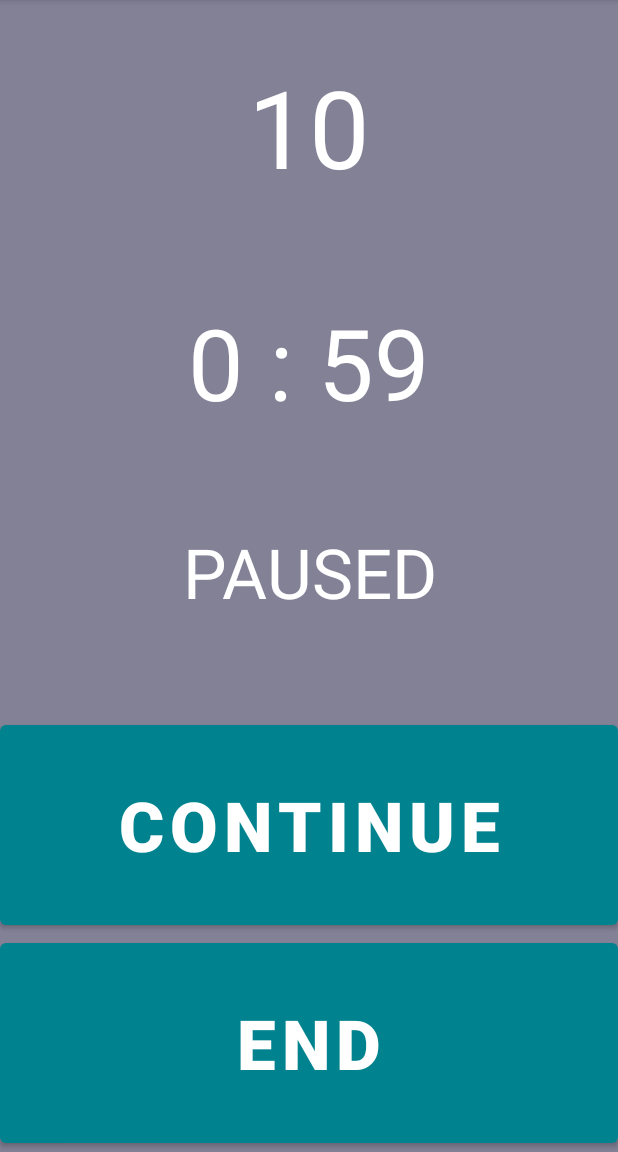
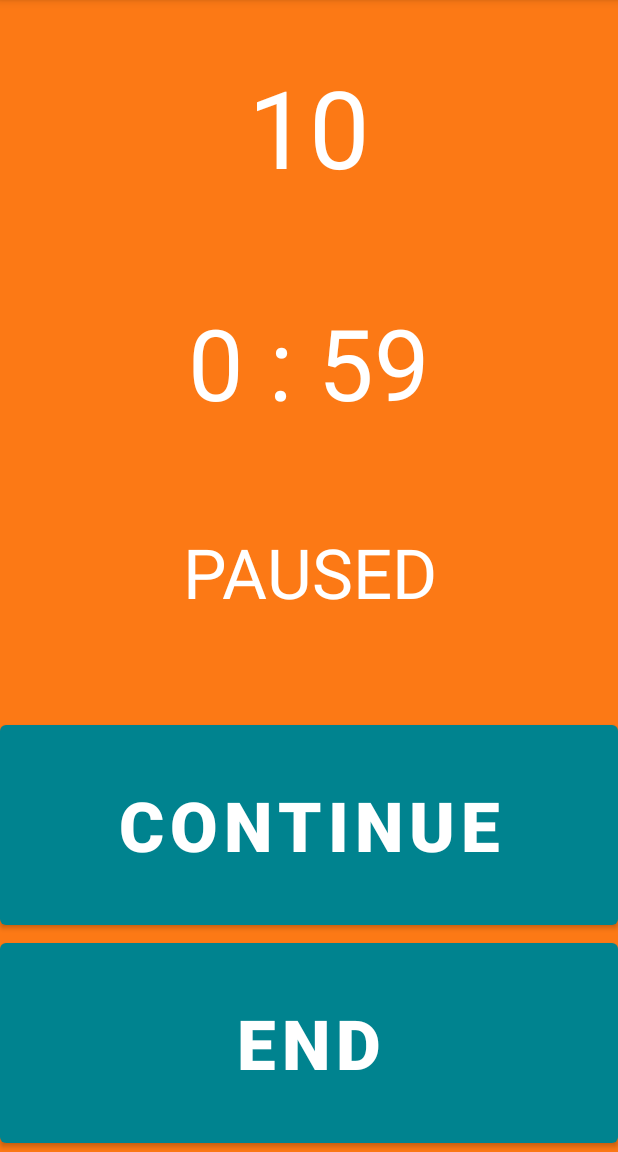
Before and after one commit to dnagelCS/Workout_Timer, an Android app: the TimerActivity screen opened directly, with no data from a screen before it, after a tap on "PAUSE", on a phone screen of 412 x 824 dp, the part 84-1236 px from its top. Run offline under Robolectric (Android 15) with nearby library versions, the phone set to English and light mode, and no system bars.

Commit message:
fixed color for timer activity

```diff
--- a/app/src/main/java/com/example/workout_timer/activities/TimerActivity.java
+++ b/app/src/main/java/com/example/workout_timer/activities/TimerActivity.java
@@ -39,7 +39,6 @@ public class TimerActivity extends AppCompatActivity {
     //used to know which sound to play in playSounds() method
     private boolean mPrefBeepSound, mPrefTickSound;
 
-    private ConstraintLayout constraintLayout;
     private TextView mTv_work;
     private TextView mTv_rest;
     private TextView mTv_rounds;
@@ -144,8 +143,6 @@ public class TimerActivity extends AppCompatActivity {
         pauseBtn = findViewById(R.id.pauseBtn);
         continueBtn = findViewById(R.id.continueBtn);
 
-        constraintLayout = findViewById(R.id.timerActivity);
-
         displayRounds();
         displayWorkTimerQuantity();
         setWorkView();
@@ -159,11 +156,7 @@ public class TimerActivity extends AppCompatActivity {
         continueBtn.setVisibility(View.VISIBLE);
     }
 
-    @SuppressLint("ResourceAsColor")
     private void setWorkView() {
-        //change background color
-        constraintLayout.setBackgroundColor(R.color.secondaryColor);
-
         //set as visible
         mTv_motivation.setVisibility(View.VISIBLE);
         mTv_work.setVisibility(View.VISIBLE);
@@ -211,11 +204,7 @@ public class TimerActivity extends AppCompatActivity {
         isWorkTimerRunning = true;
     }
 
-    @SuppressLint("ResourceAsColor")
     private void setRestView() {
-        //background color
-        constraintLayout.setBackgroundColor(R.color.secondaryLightColor);
-
         //set as visible
         mTv_rest.setVisibility(View.VISIBLE);
 
@@ -276,7 +265,6 @@ public class TimerActivity extends AppCompatActivity {
         /**
          * Callback fired when the time is up.
          */
-        @SuppressLint("ResourceAsColor")
         @Override
         public void onFinish() {
             isWorkTimerRunning = false;
--- a/app/src/main/res/layout/activity_timer.xml
+++ b/app/src/main/res/layout/activity_timer.xml
@@ -4,7 +4,8 @@
     android:id="@+id/timerActivity"
     android:layout_width="match_parent"
     android:layout_height="match_parent"
-    tools:context=".activities.TimerActivity">
+    tools:context=".activities.TimerActivity"
+    android:background="@color/secondaryColor">
 
     <ScrollView
         android:layout_width="match_parent"
```
